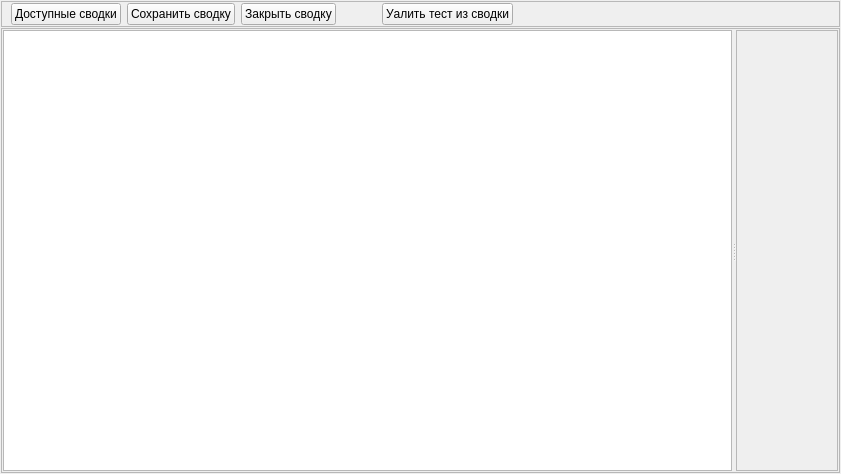
Before: the Qt Designer form client_widgets/summarieswidget.ui in grigp/a-analyser, drawn with Qt 5.
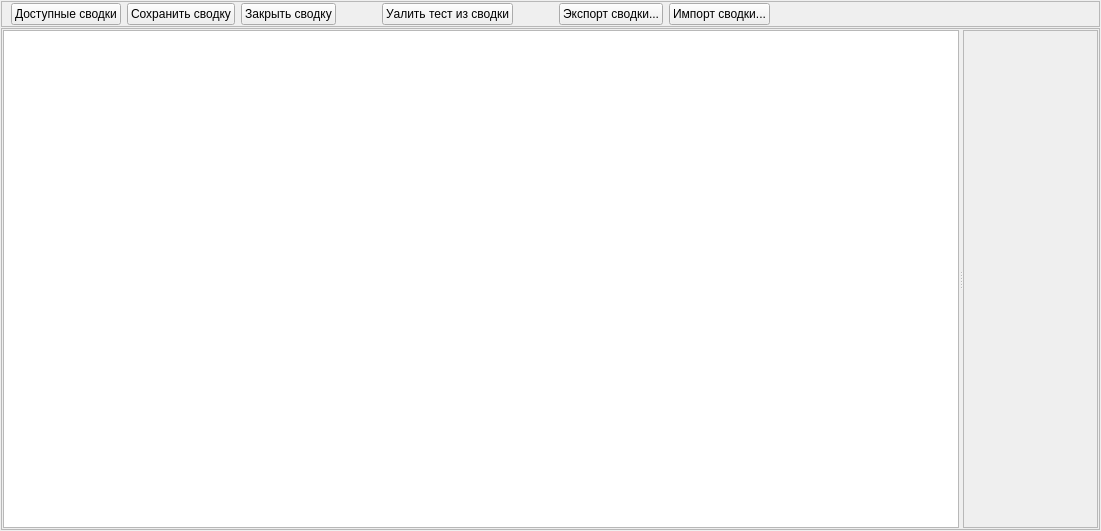
After: the same form once the commit is applied. Icons and pictures are not drawn.

Commit message: Экспорт и импорт сводок в формате сводок

The edit to the form file:
```diff
--- a/client_widgets/summarieswidget.ui
+++ b/client_widgets/summarieswidget.ui
@@ -6,8 +6,8 @@
    <rect>
     <x>0</x>
     <y>0</y>
-    <width>841</width>
-    <height>474</height>
+    <width>1101</width>
+    <height>531</height>
    </rect>
   </property>
   <property name="windowTitle">
@@ -134,6 +134,56 @@
         </property>
        </widget>
       </item>
+      <item>
+       <spacer name="horizontalSpacer_3">
+        <property name="orientation">
+         <enum>Qt::Horizontal</enum>
+        </property>
+        <property name="sizeType">
+         <enum>QSizePolicy::Fixed</enum>
+        </property>
+        <property name="sizeHint" stdset="0">
+         <size>
+          <width>40</width>
+          <height>20</height>
+         </size>
+        </property>
+       </spacer>
+      </item>
+      <item>
+       <widget class="QPushButton" name="btnExport">
+        <property name="text">
+         <string>Экспорт сводки...</string>
+        </property>
+        <property name="icon">
+         <iconset resource="../kernel.qrc">
+          <normaloff>:/images/SummaryExport.png</normaloff>:/images/SummaryExport.png</iconset>
+        </property>
+        <property name="iconSize">
+         <size>
+          <width>22</width>
+          <height>22</height>
+         </size>
+        </property>
+       </widget>
+      </item>
+      <item>
+       <widget class="QPushButton" name="btnImport">
+        <property name="text">
+         <string>Импорт сводки...</string>
+        </property>
+        <property name="icon">
+         <iconset resource="../kernel.qrc">
+          <normaloff>:/images/SummaryImport.png</normaloff>:/images/SummaryImport.png</iconset>
+        </property>
+        <property name="iconSize">
+         <size>
+          <width>22</width>
+          <height>22</height>
+         </size>
+        </property>
+       </widget>
+      </item>
       <item>
        <spacer name="horizontalSpacer">
         <property name="orientation">
```
Left out of the diff: 38 changed lines with no effect on the pictures. The commit also changes 12 other files.
